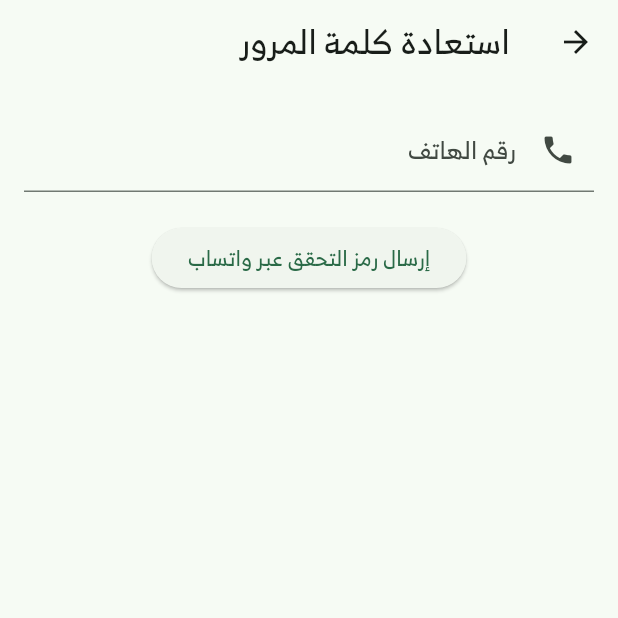
After one commit to abdullahmusllam/al_furqan, a Flutter app: the screen it shows after launch, after a tap on "نسيت كلمة المرور؟", on a phone screen of 412 x 824 dp, the top half of it. The commit adds this screen. Run offline on Flutter 3.47's test engine with Material 3 defaults, Android fonts, the phone set to English and light mode, and no system bars; our stand-ins replace cloud_firestore, connectivity_plus, file_picker, firebase_auth, firebase_core, fl_chart and 5 more; missing offline and left inert: dart:ffi, flutter_excel; accounts and stored records are empty.

Commit message:
feat: implement password reset functionality with WhatsApp verification
اضافة التحقق من كلمة المرور في حال نسيانها لكن لا يزال تحت التجربة

```diff
--- a/lib/controllers/HalagaController.dart
+++ b/lib/controllers/HalagaController.dart
@@ -41,7 +41,7 @@ class HalagaController {
 
   Future<List<UserModel>> getTeachers(int schoolID) async {
     List<Map> data = await _sqlDb.readData(
-        "SELECT userID, first_name, last_name, roleID, schoolID FROM Users WHERE schoolID = $schoolID AND roleID = 2");
+        "SELECT user_id, first_name, last_name, roleID, schoolID FROM Users WHERE schoolID = $schoolID AND roleID = 2");
 
     List<UserModel> teachers = [];
 
--- a/lib/views/SchoolDirector/AddStuden.dart
+++ b/lib/views/SchoolDirector/AddStuden.dart
@@ -2,7 +2,7 @@ import 'package:al_furqan/controllers/StudentController.dart';
 import 'package:al_furqan/controllers/fathers_controller.dart';
 import 'package:al_furqan/controllers/users_controller.dart';
 import 'package:al_furqan/models/users_model.dart';
-import 'package:al_furqan/views/SchoolDirector/handling_excel_file.dart';
+// import 'package:al_furqan/views/SchoolDirector/handling_excel_file.dart';
 import 'package:connectivity_plus/connectivity_plus.dart';
 import 'package:file_picker/file_picker.dart';
 import 'package:flutter/cupertino.dart';
--- /dev/null
+++ b/lib/views/login/forgot_password.dart
@@ -0,0 +1,114 @@
+// views/forgot_password_screen.dart
+import 'package:al_furqan/controllers/users_controller.dart';
+import 'package:flutter/material.dart';
+
+class ForgotPasswordScreen extends StatefulWidget {
+  const ForgotPasswordScreen({Key? key}) : super(key: key);
+
+  @override
+  _ForgotPasswordScreenState createState() => _ForgotPasswordScreenState();
+}
+
+class _ForgotPasswordScreenState extends State<ForgotPasswordScreen> {
+  final _controller = userController;
+  final _phoneNumberController = TextEditingController();
+  final _newPasswordController = TextEditingController();
+  final _verificationCodeController = TextEditingController();
+  bool _isLoading = false;
+
+  Future<void> _handleSendCode() async {
+    setState(() => _isLoading = true);
+    try {
+      await _controller.sendVerificationCode(int.parse(_phoneNumberController.text.trim()));
+      ScaffoldMessenger.of(context).showSnackBar(
+        SnackBar(content: Text('تم إرسال رمز التحقق إلى واتساب')),
+      );
+    } catch (e) {
+      ScaffoldMessenger.of(context).showSnackBar(
+        SnackBar(content: Text(e.toString())),
+      );
+    } finally {
+      setState(() => _isLoading = false);
+    }
+  }
+
+  Future<void> _handleResetPassword() async {
+    setState(() => _isLoading = true);
+    try {
+      _controller.verificationCode = _verificationCodeController.text.trim();
+      _controller.newPassword = _newPasswordController.text.trim();
+
+      await _controller.resetPassword();
+
+      ScaffoldMessenger.of(context).showSnackBar(
+        SnackBar(content: Text('تم تحديث كلمة المرور بنجاح')),
+      );
+      Navigator.pop(context);
+    } catch (e) {
+      ScaffoldMessenger.of(context).showSnackBar(
+        SnackBar(content: Text(e.toString())),
+      );
+    } finally {
+      setState(() => _isLoading = false);
+    }
+  }
+
+  @override
+  Widget build(BuildContext context) {
+    return Scaffold(
+      appBar: AppBar(title: Text('استعادة كلمة المرور')),
+      body: Padding(
+        padding: const EdgeInsets.all(16.0),
+        child: Column(
+          children: [
+            if (!_controller.codeSent) ...[
+              TextField(
+                controller: _phoneNumberController,
+                decoration: InputDecoration(
+                  labelText: 'رقم الهاتف',
+                  prefixIcon: Icon(Icons.phone),
+                ),
+                keyboardType: TextInputType.number,
+              ),
+              SizedBox(height: 20),
+              ElevatedButton(
+                onPressed: _isLoading ? null : _handleSendCode,
+                child: _isLoading
+                    ? CircularProgressIndicator()
+                    : Text('إرسال رمز التحقق عبر واتساب'),
+              ),
+            ],
+            if (_controller.codeSent) ...[
+              Text('تم إرسال رمز التحقق إلى الرقم المسجل'),
+              SizedBox(height: 20),
+              TextField(
+                controller: _verificationCodeController,
+                decoration: InputDecoration(
+                  labelText: 'رمز التحقق',
+                  prefixIcon: Icon(Icons.code),
+                ),
+                keyboardType: TextInputType.number,
+              ),
+              SizedBox(height: 10),
+              TextField(
+                controller: _newPasswordController,
+                decoration: InputDecoration(
+                  labelText: 'كلمة المرور الجديدة',
+                  prefixIcon: Icon(Icons.lock),
+                ),
+                obscureText: true,
+              ),
+              SizedBox(height: 20),
+              ElevatedButton(
+                onPressed: _isLoading ? null : _handleResetPassword,
+                child: _isLoading
+                    ? CircularProgressIndicator()
+                    : Text('تغيير كلمة المرور'),
+              ),
+            ],
+          ],
+        ),
+      ),
+    );
+  }
+}
--- a/lib/views/login/login.dart
+++ b/lib/views/login/login.dart
@@ -1,5 +1,6 @@
 import 'package:al_furqan/helper/sqldb.dart';
 import 'package:al_furqan/views/Supervisor/AdminHomePage.dart';
+import 'package:al_furqan/views/login/forgot_password.dart';
 import 'package:flutter/cupertino.dart';
 import 'package:flutter/material.dart';
 import '../../models/users_model.dart';
@@ -232,6 +233,17 @@ class _LoginScreenState extends State<LoginScreen> {
                         style: TextStyle(fontSize: 18, color: Colors.white)),
                   ),
                   SizedBox(height: 10),
+                  // في شاشة LoginScreen ضمن الـ Column في الـ build
+                  TextButton(
+                    onPressed: () {
+                      Navigator.push(
+                        context,
+                        MaterialPageRoute(
+                            builder: (context) => ForgotPasswordScreen()),
+                      );
+                    },
+                    child: Text('نسيت كلمة المرور؟'),
+                  ),
                   Center(
                     child: GestureDetector(
                       onTap: () {
--- a/pubspec.yaml
+++ b/pubspec.yaml
@@ -50,6 +50,7 @@ dependencies:
   flutter_excel:
   permission_handler:
   path_provider: ^2.1.5
+  url_launcher:
 
 
 dev_dependencies:
```
Also changed, not shown: lib/controllers/users_controller.dart (+35 -0 lines), lib/models/password_model.dart (added, +13 -0 lines), lib/services/firebase_service.dart (+112 -12 lines), pubspec.lock, 1 other file.
